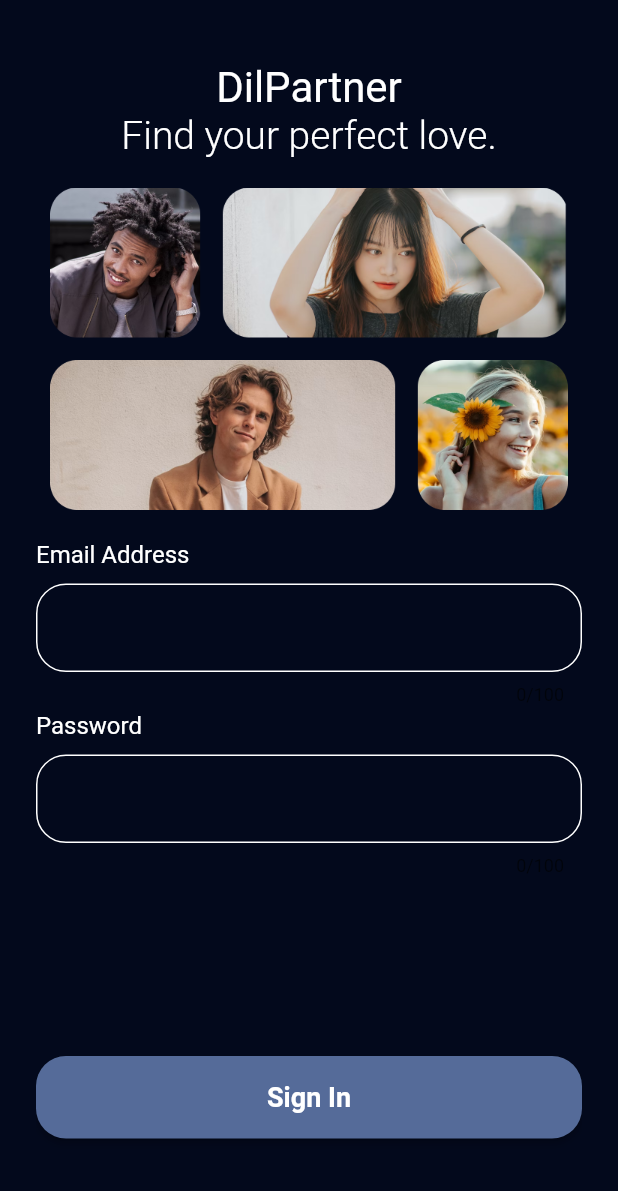
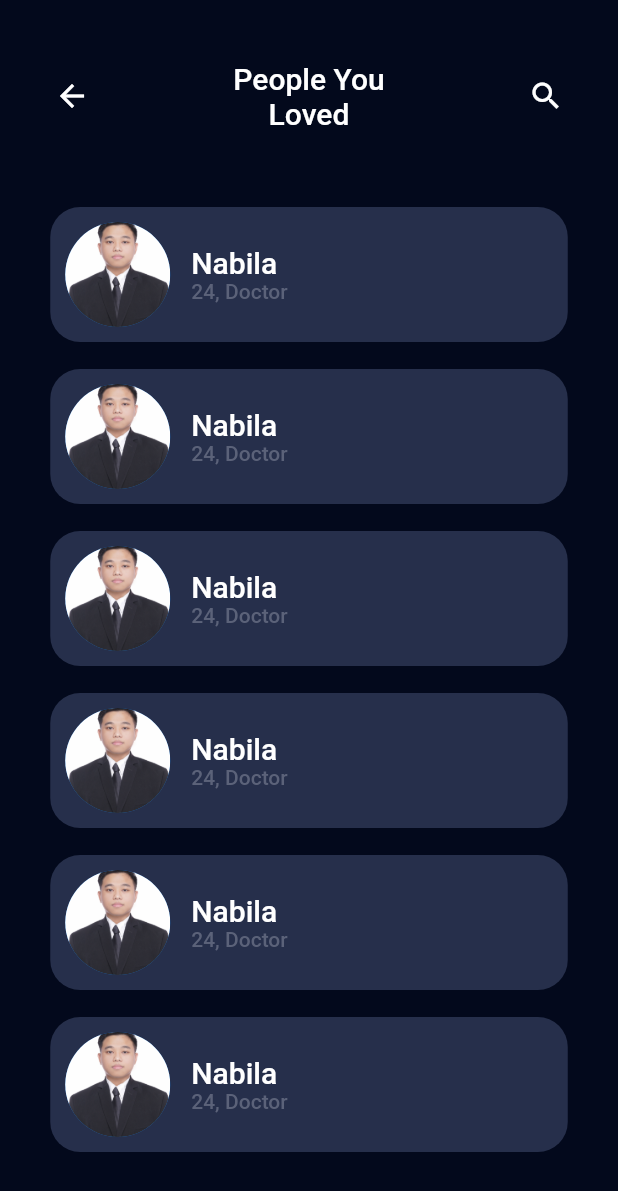
Before and after one commit to fadillaoegi/Dil-partner, a Flutter app: the screen it shows after launch, on a phone screen of 412 x 824 dp. Shown: the top 1191 px of the screen. Run offline on Flutter 3.47's test engine with Material 2 defaults, Android fonts, the phone set to English and light mode, and no system bars; our stand-ins replace google_fonts; Roboto replaces fonts that are missing (Dosis, Satisfy).

Commit message:
Update contact list

```diff
--- /dev/null
+++ b/lib/screens/list_contact_screen.dart
@@ -0,0 +1,70 @@
+import 'package:dilpartner/styles/asset_manager.dart';
+import 'package:dilpartner/styles/colors.dart';
+import 'package:dilpartner/styles/fonts.dart';
+import 'package:dilpartner/widgets/contact_widget.dart';
+import 'package:flutter/material.dart';
+
+class ListContactScreen extends StatefulWidget {
+  const ListContactScreen({super.key});
+
+  @override
+  State<ListContactScreen> createState() => _ListContactScreenState();
+}
+
+class _ListContactScreenState extends State<ListContactScreen> {
+  @override
+  Widget build(BuildContext context) {
+    return Scaffold(
+      body: Container(
+        height: MediaQuery.sizeOf(context).height,
+        width: MediaQuery.sizeOf(context).width,
+        margin: const EdgeInsets.symmetric(horizontal: 24.0, vertical: 40.0),
+        child: SingleChildScrollView(
+          child: Column(
+            crossAxisAlignment: CrossAxisAlignment.center,
+            children: [
+              Row(
+                mainAxisAlignment: MainAxisAlignment.spaceBetween,
+                children: [
+                  IconButton(
+                    iconSize: 24.0,
+                    color: DilPartnerColor.fontColor,
+                    onPressed: () {},
+                    icon: const Icon(Icons.arrow_back),
+                  ),
+                  Text(
+                    textAlign: TextAlign.center,
+                    "People You\nLoved",
+                    style: white500.copyWith(fontSize: 20.0),
+                  ),
+                  IconButton(
+                    iconSize: 24.0,
+                    color: DilPartnerColor.fontColor,
+                    onPressed: () {},
+                    icon: const Icon(Icons.search),
+                  ),
+                ],
+              ),
+
+              const SizedBox(
+                height: 32.0,
+              ),
+
+              // NOTE: List Contact
+              const Contact(),
+              const Contact(),
+              const Contact(),
+              const Contact(),
+              const Contact(),
+              const Contact(),
+              const Contact(),
+              const Contact(),
+              const Contact(),
+              const Contact(),
+            ],
+          ),
+        ),
+      ),
+    );
+  }
+}
--- a/lib/styles/fonts.dart
+++ b/lib/styles/fonts.dart
@@ -15,14 +15,14 @@ TextStyle white400 = GoogleFonts.dosis(
 
 TextStyle white500 = GoogleFonts.dosis(
     color: DilPartnerColor.fontColor, fontWeight: FontWeight.w500);
-    TextStyle white700 = GoogleFonts.dosis(
+TextStyle white700 = GoogleFonts.dosis(
     color: DilPartnerColor.fontColor, fontWeight: FontWeight.w700);
 
 // NOTE : GREY FONT
 TextStyle grey300 = GoogleFonts.dosis(
-    color: DilPartnerColor.fontColor, fontWeight: FontWeight.w300);
+    color: DilPartnerColor.subFontColor, fontWeight: FontWeight.w300);
 
 TextStyle grey400 = GoogleFonts.dosis(
-    color: DilPartnerColor.fontColor, fontWeight: FontWeight.w400);
+    color: DilPartnerColor.subFontColor, fontWeight: FontWeight.w400);
 TextStyle grey500 = GoogleFonts.dosis(
     color: DilPartnerColor.subFontColor, fontWeight: FontWeight.w500);
--- a/lib/utils/app_screen.dart
+++ b/lib/utils/app_screen.dart
@@ -1,4 +1,5 @@
 import 'package:dilpartner/routes/route.dart';
+import 'package:dilpartner/screens/list_contact_screen.dart';
 import 'package:dilpartner/screens/signin_screen.dart';
 import 'package:dilpartner/screens/signup_screen.dart';
 import 'package:dilpartner/screens/splash_screen.dart';
@@ -15,11 +16,13 @@ class AppScreen extends StatelessWidget {
     return MaterialApp(
       theme: getThemeDefault(),
       debugShowCheckedModeBanner: false,
-      initialRoute: DilPartnerRoute.signInScreen,
+      initialRoute: DilPartnerRoute.listContactScreen,
       routes: {
         DilPartnerRoute.splashScreen: (context) => const SplashScreen(),
         DilPartnerRoute.signUpScreen: (context) => const SignUpScreen(),
         DilPartnerRoute.signInScreen: (context) => const SigninScreen(),
+        DilPartnerRoute.listContactScreen: (context) =>
+            const ListContactScreen(),
       },
     );
   }
--- /dev/null
+++ b/lib/widgets/contact_widget.dart
@@ -0,0 +1,51 @@
+import 'package:dilpartner/styles/asset_manager.dart';
+import 'package:dilpartner/styles/colors.dart';
+import 'package:dilpartner/styles/fonts.dart';
+import 'package:flutter/material.dart';
+
+class Contact extends StatelessWidget {
+  const Contact({super.key});
+
+  @override
+  Widget build(BuildContext context) {
+    return Container(
+      padding: const EdgeInsets.all(10.0),
+      margin: const EdgeInsets.only(top: 18.0),
+      width: 345.0,
+      height: 90.0,
+      decoration: BoxDecoration(
+          color: DilPartnerColor.cardColor,
+          borderRadius: BorderRadius.circular(20.0)),
+      child: Row(
+        crossAxisAlignment: CrossAxisAlignment.center,
+        children: [
+          SizedBox(
+            height: 70.0,
+            width: 70.0,
+            child: CircleAvatar(
+              backgroundImage:
+                  AssetImage("${DilAssetManager.asset}/me_image.png"),
+            ),
+          ),
+          const SizedBox(
+            width: 14.0,
+          ),
+          Column(
+            crossAxisAlignment: CrossAxisAlignment.start,
+            mainAxisAlignment: MainAxisAlignment.center,
+            children: [
+              Text(
+                "Nabila",
+                style: white500.copyWith(fontSize: 20.0),
+              ),
+              Text(
+                "24, Doctor",
+                style: grey500.copyWith(fontSize: 14.0),
+              )
+            ],
+          )
+        ],
+      ),
+    );
+  }
+}
```
Also changed, not shown: assets/images/me_image.png (added).
